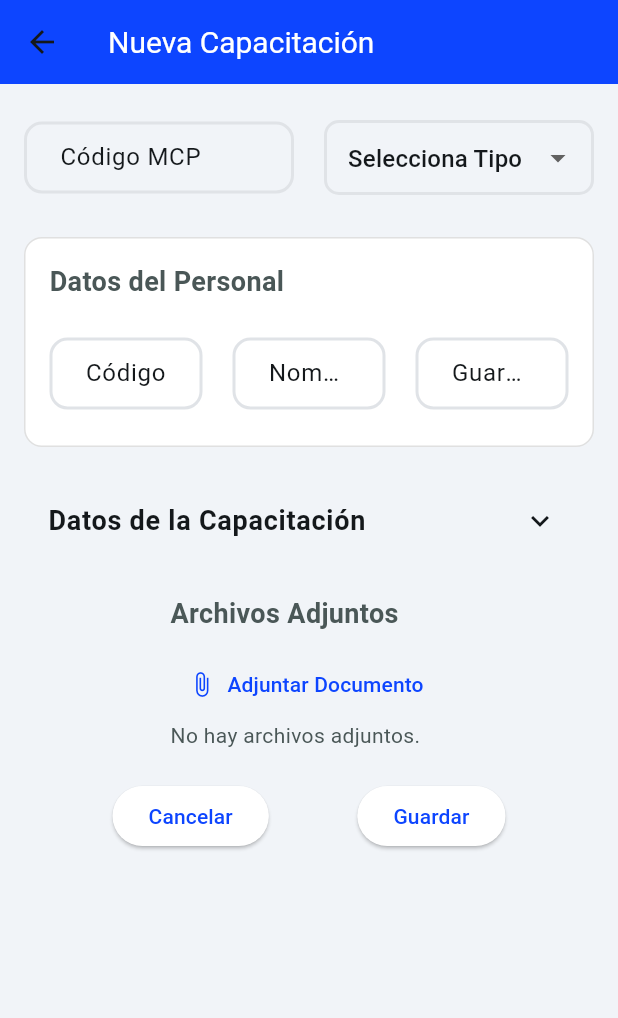
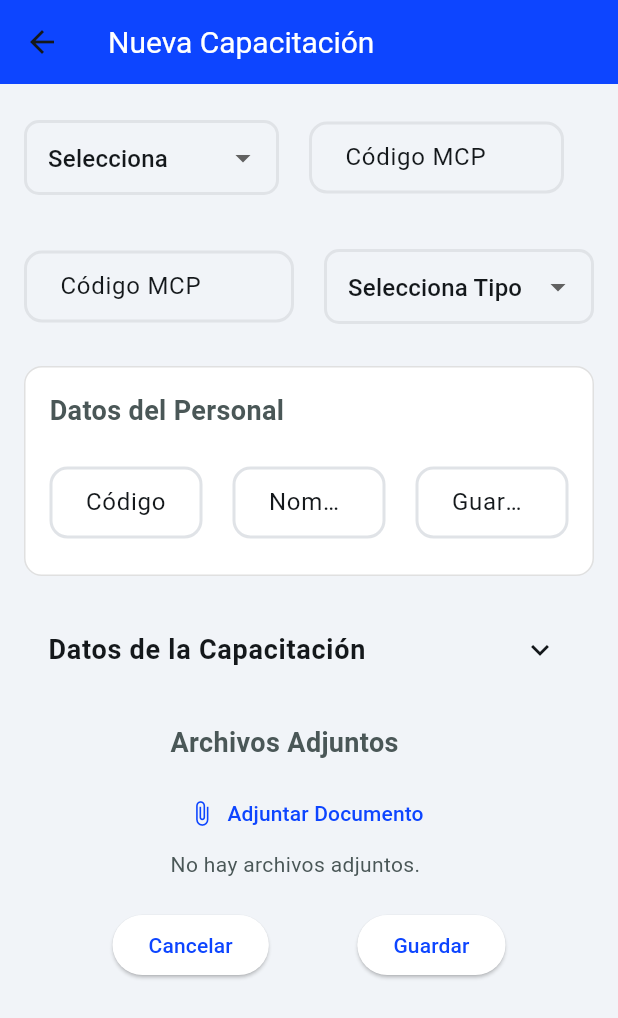
Before and after one commit to DarkCodex29/SGEM, a Flutter app: the NuevaCapacitacionPage screen opened directly, on a phone screen of 412 x 824 dp. Shown: the top 1018 px of the screen. Run offline on Flutter 3.47's test engine with Material 3 defaults, Android fonts, the phone set to English and light mode, and no system bars; our stand-ins replace dio, file_picker, flutter_secure_storage, flutter_svg, get, go_router and 2 more; missing offline and left inert: aad_oauth, dart:html, excel, file_saver, pdfx; accounts and stored records are empty; network calls fail.

Commit message:
capacitaciones

```diff
--- a/lib/modules/pages/capacitaciones/capacitacion.page.dart
+++ b/lib/modules/pages/capacitaciones/capacitacion.page.dart
@@ -10,7 +10,7 @@ import '../../../shared/modules/maestro.detail.dart';
 import '../../../shared/modules/personal.dart';
 import '../../../shared/widgets/custom.dropdown.dart';
 import '../../../shared/widgets/custom.textfield.dart';
-import 'nueva capacitación/nueva.capacitacion.page.dart';
+import 'nueva.capacitacion/nueva.capacitacion.page.dart';
 
 class CapacitacionPage extends StatelessWidget {
   CapacitacionPage({super.key, required this.onCancel});
--- a/lib/modules/pages/capacitaciones/nueva capacitación/nueva.capacitacion.page.dart
+++ b/lib/modules/pages/capacitaciones/nueva.capacitacion/nueva.capacitacion.page.dart
@@ -1,8 +1,10 @@
 import 'package:flutter/material.dart';
 import 'package:get/get.dart';
-import 'package:sgem/modules/pages/capacitaciones/nueva%20capacitaci%C3%B3n/nueva.capacitacion.controller.dart';
+
 import 'package:sgem/shared/widgets/custom.textfield.dart';
 import 'package:sgem/shared/widgets/custom.dropdown.dart';
+
+import 'nueva.capacitacion.controller.dart';
 
 class NuevaCapacitacionPage extends StatelessWidget {
   const NuevaCapacitacionPage({super.key});
@@ -19,6 +21,8 @@ class NuevaCapacitacionPage extends StatelessWidget {
         padding: const EdgeInsets.all(16.0),
         child: Column(
           children: [
+            _buildSeccionBusqueda(controller),
+            const SizedBox(height: 20),
             _buildHeader(controller),
             const SizedBox(height: 20),
             _buildDatosDelPersonal(controller),
@@ -31,6 +35,32 @@ class NuevaCapacitacionPage extends StatelessWidget {
           ],
         ),
       ),
+    );
+  }
+  Widget _buildSeccionBusqueda(NuevaCapacitacionController controller) {
+    return Row(
+      children: [
+        Expanded(
+          child: Obx(() {
+            return CustomDropdown(
+              hintText: 'Selecciona Tipo',
+              options: const ['Personal Interno', 'Persona Externa'],
+              selectedValue: controller.tipoSeleccionado.value,
+              onChanged: (value) {
+                controller.tipoSeleccionado.value = value!;
+              },
+            );
+          }),
+        ), const SizedBox(width: 20),
+        Expanded(
+          child: CustomTextField(
+            label: "Código MCP",
+            controller: controller.codigoMcpController,
+          ),
+        ),
+        const SizedBox(width: 20),
+
+      ],
     );
   }
 
--- /dev/null
+++ b/lib/modules/pages/capacitaciones/nueva.capacitación/nueva.capacitacion.page.dart
@@ -0,0 +1 @@
+// TODO Implement this library.
```
Also changed, not shown: lib/modules/pages/capacitaciones/nueva.capacitacion/nueva.capacitacion.controller.dart (renamed from lib/modules/pages/capacitaciones/nueva capacitación/nueva.capacitacion.controller.dart).
